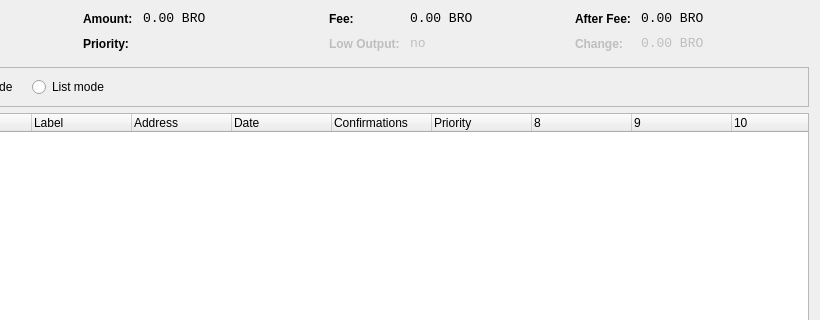
This is src/qt/forms/coincontroldialog.ui in BreakoutCoin/Breakout-Chain-Client as Qt 5 draws it before an edit; both pictures show x 180 to 1000 and y 0 to 320 of the 1000 by 500 pixel window. The edited form follows.
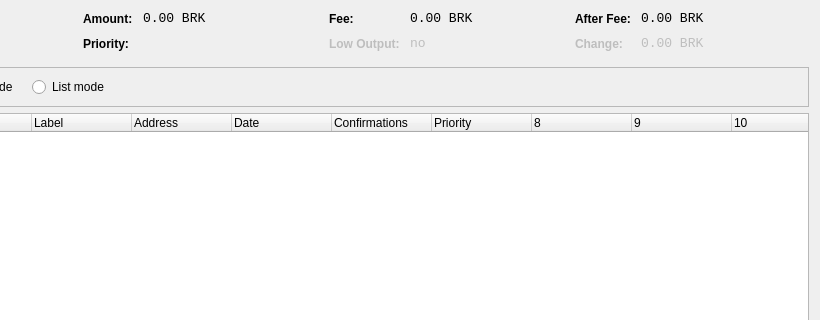
This is the edited form. Custom widgets are drawn as their Qt base class.

Diff of the .ui file:
```diff
--- a/src/qt/forms/coincontroldialog.ui
+++ b/src/qt/forms/coincontroldialog.ui
@@ -130,7 +130,7 @@
         <widget class="QLabel" name="labelCoinControlAmount">
          <property name="font">
           <font>
-           <family>Monospace</family>
+           <family>Courier New</family>
            <pointsize>10</pointsize>
           </font>
          </property>
@@ -141,7 +141,7 @@
           <enum>Qt::ActionsContextMenu</enum>
          </property>
          <property name="text">
-          <string notr="true">0.00 BRO</string>
+          <string notr="true">0.00 BRK</string>
          </property>
          <property name="textInteractionFlags">
           <set>Qt::LinksAccessibleByMouse|Qt::TextSelectableByKeyboard|Qt::TextSelectableByMouse</set>
@@ -210,7 +210,7 @@
         <widget class="QLabel" name="labelCoinControlFee">
          <property name="font">
           <font>
-           <family>Monospace</family>
+           <family>Courier New</family>
            <pointsize>10</pointsize>
           </font>
          </property>
@@ -221,7 +221,7 @@
           <enum>Qt::ActionsContextMenu</enum>
          </property>
          <property name="text">
-          <string notr="true">0.00 BRO</string>
+          <string notr="true">0.00 BRK</string>
          </property>
          <property name="textInteractionFlags">
           <set>Qt::LinksAccessibleByMouse|Qt::TextSelectableByKeyboard|Qt::TextSelectableByMouse</set>
@@ -296,7 +296,7 @@
         <widget class="QLabel" name="labelCoinControlAfterFee">
          <property name="font">
           <font>
-           <family>Monospace</family>
+           <family>Courier New</family>
            <pointsize>10</pointsize>
           </font>
          </property>
@@ -307,7 +307,7 @@
           <enum>Qt::ActionsContextMenu</enum>
          </property>
          <property name="text">
-          <string notr="true">0.00 BRO</string>
+          <string notr="true">0.00 BRK</string>
          </property>
          <property name="textInteractionFlags">
           <set>Qt::LinksAccessibleByMouse|Qt::TextSelectableByKeyboard|Qt::TextSelectableByMouse</set>
@@ -334,7 +334,7 @@
          </property>
          <property name="font">
           <font>
-           <family>Monospace</family>
+           <family>Courier New</family>
            <pointsize>10</pointsize>
           </font>
          </property>
@@ -345,7 +345,7 @@
           <enum>Qt::ActionsContextMenu</enum>
          </property>
          <property name="text">
-          <string notr="true">0.00 BRO</string>
+          <string notr="true">0.00 BRK</string>
          </property>
          <property name="textInteractionFlags">
           <set>Qt::LinksAccessibleByMouse|Qt::TextSelectableByKeyboard|Qt::TextSelectableByMouse</set>
```
Left out of the diff: 8 changed lines with no effect on the pictures.
